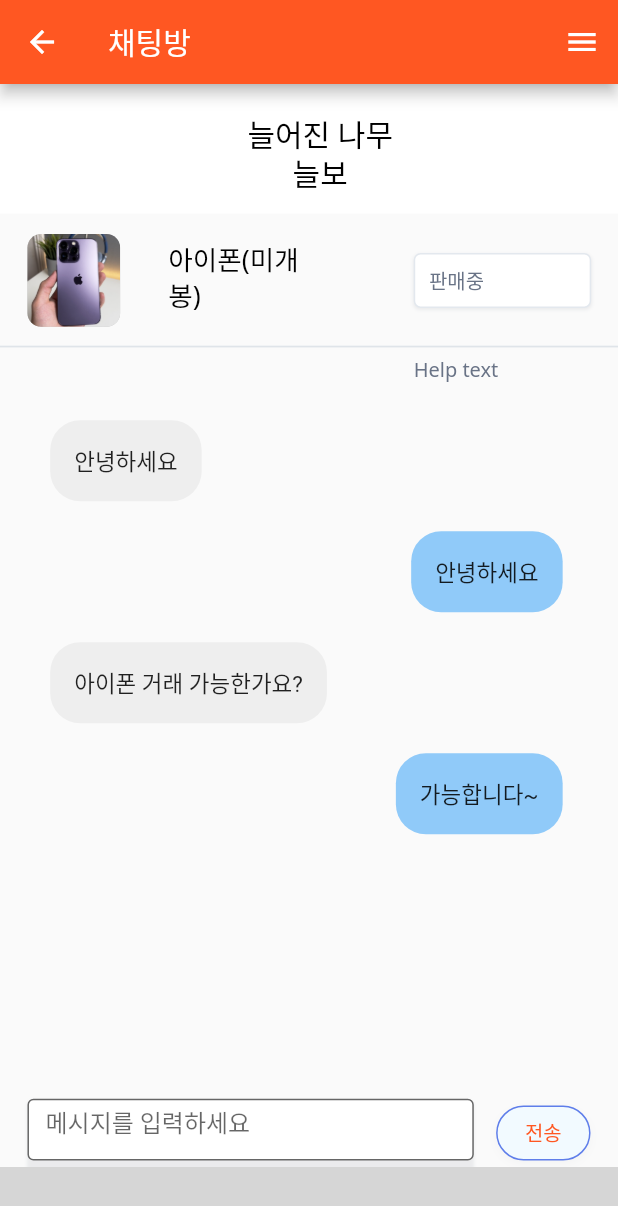
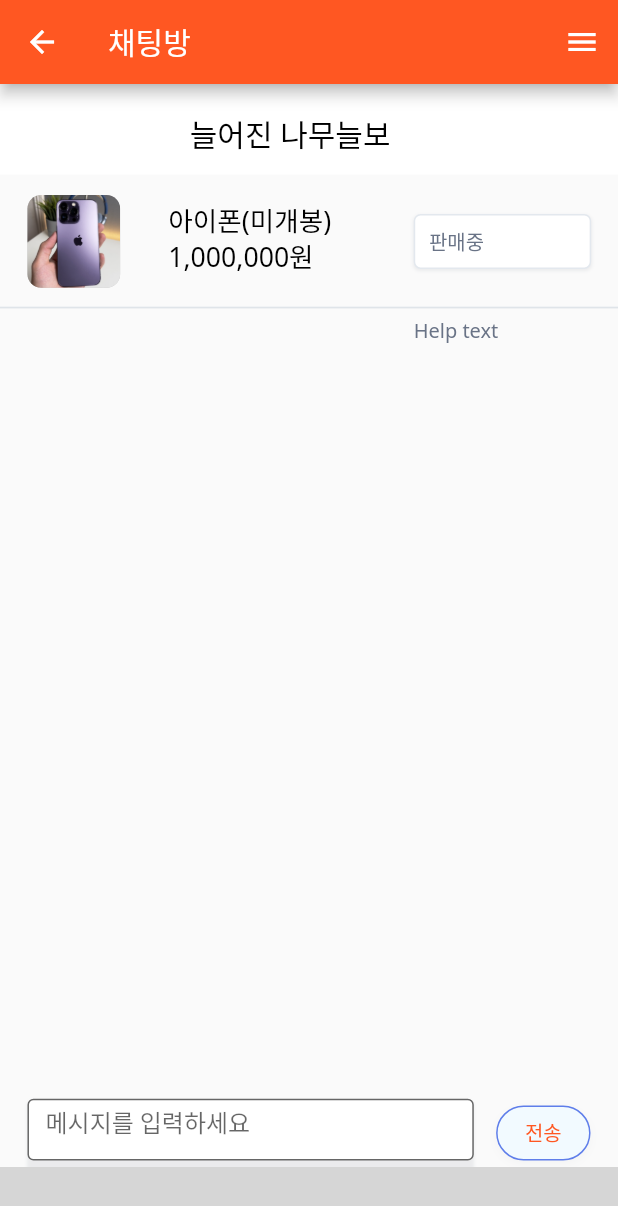
Before and after one commit to dog1cat2/hangeun, a Flutter app: the ChatItemScreen screen opened directly with empty values, on a phone screen of 412 x 824 dp. Shown: the top 1206 px of the screen. Run offline on Flutter 3.47's test engine with Material 2 defaults, Android fonts, the phone set to English and light mode, and no system bars; our stand-ins replace carousel_slider, dio, firebase_core, firebase_messaging, flutter_local_notifications, google_fonts and 2 more; missing offline and left inert: dart:ffi, google_api_availability; accounts and stored records are empty; network calls fail; grey boxes are pictures that could not be loaded.

Commit message:
채팅방 UI 개선

```diff
--- a/lib/screen/chat_item_screen.dart
+++ b/lib/screen/chat_item_screen.dart
@@ -23,12 +23,7 @@ class _ChatItemScreenState extends State<ChatItemScreen> {
   final WebSocketClient client = WebSocketClient();
   final Logger logger = Logger();
 
-  final List<ChatMessage> messages = [
-    ChatMessage(messageContent: "안녕하세요", messageType: "receiver"),
-    ChatMessage(messageContent: "안녕하세요", messageType: "sender"),
-    ChatMessage(messageContent: "아이폰 거래 가능한가요?", messageType: "receiver"),
-    ChatMessage(messageContent: "가능합니다~", messageType: "sender"),
-  ];
+  final List<ChatMessage> messages = [];
 
   @override
   void initState() {
@@ -82,12 +77,12 @@ class _ChatItemScreenState extends State<ChatItemScreen> {
                   Container(
                     // autogroupdvl1Puj (3ckhJHHWirW3L9qijndvL1)
                     margin: EdgeInsets.fromLTRB(
-                        140 * fem, 0 * fem, 21.99 * fem, 12 * fem),
+                        0 * fem, 0 * fem, 21.99 * fem, 12 * fem),
                     width: double.infinity,
                     child: Container(
                       // pagetitleKYV (I68:885;26:568)
                       margin: EdgeInsets.fromLTRB(
-                          0 * fem, 0 * fem, 104.99 * fem, 0 * fem),
+                          0 * fem, 0 * fem, 0 * fem, 0 * fem),
                       child: Text(
                         '늘어진 나무늘보',
                         textAlign: TextAlign.center,
@@ -251,7 +246,7 @@ class _ChatItemScreenState extends State<ChatItemScreen> {
                     top: 5 * fem,
                     child: Align(
                       child: SizedBox(
-                        width: 83 * fem,
+                        width: 200 * fem,
                         height: 44 * fem,
                         child: Text(
                           '아이폰(미개봉)\n1,000,000원',
```
